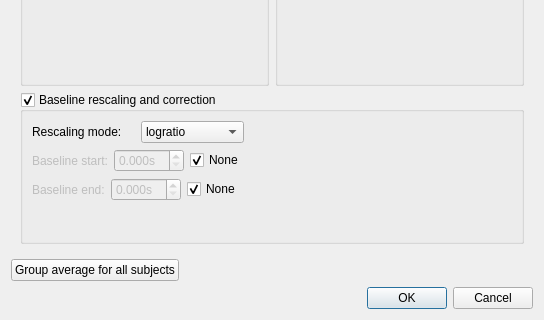
The window that qt4Designer_ui_files/TFRtopologyUi.ui (cibr-jyu/meggie) describes before a commit, drawn with Qt 5; both pictures show x 0 to 544 and y 415 to 735 of the 544 by 735 pixel window.
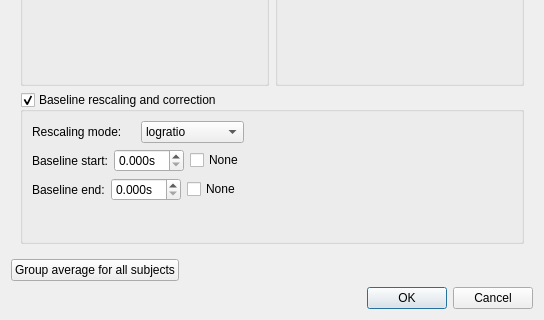
The same window after the commit.

Commit message: Change default values

The edit to the form file:
```diff
--- a/qt4Designer_ui_files/TFRtopologyUi.ui
+++ b/qt4Designer_ui_files/TFRtopologyUi.ui
@@ -599,7 +599,7 @@
               <item>
                <widget class="QLabel" name="labelBaselineStart">
                 <property name="enabled">
-                 <bool>false</bool>
+                 <bool>true</bool>
                 </property>
                 <property name="text">
                  <string>Baseline start:</string>
@@ -609,7 +609,7 @@
               <item>
                <widget class="QDoubleSpinBox" name="doubleSpinBoxBaselineStart">
                 <property name="enabled">
-                 <bool>false</bool>
+                 <bool>true</bool>
                 </property>
                 <property name="suffix">
                  <string>s</string>
@@ -628,7 +628,7 @@
                  <string>None</string>
                 </property>
                 <property name="checked">
-                 <bool>true</bool>
+                 <bool>false</bool>
                 </property>
                </widget>
               </item>
@@ -643,7 +643,7 @@
               <item>
                <widget class="QLabel" name="labelBaselineEnd">
                 <property name="enabled">
-                 <bool>false</bool>
+                 <bool>true</bool>
                 </property>
                 <property name="text">
                  <string>Baseline end:</string>
@@ -653,7 +653,7 @@
               <item>
                <widget class="QDoubleSpinBox" name="doubleSpinBoxBaselineEnd">
                 <property name="enabled">
-                 <bool>false</bool>
+                 <bool>true</bool>
                 </property>
                 <property name="suffix">
                  <string>s</string>
@@ -672,7 +672,7 @@
                  <string>None</string>
                 </property>
                 <property name="checked">
-                 <bool>true</bool>
+                 <bool>false</bool>
                 </property>
                </widget>
               </item>
```
Left out of the diff: 64 changed lines with no effect on the pictures. The commit also changes 2 other files.
